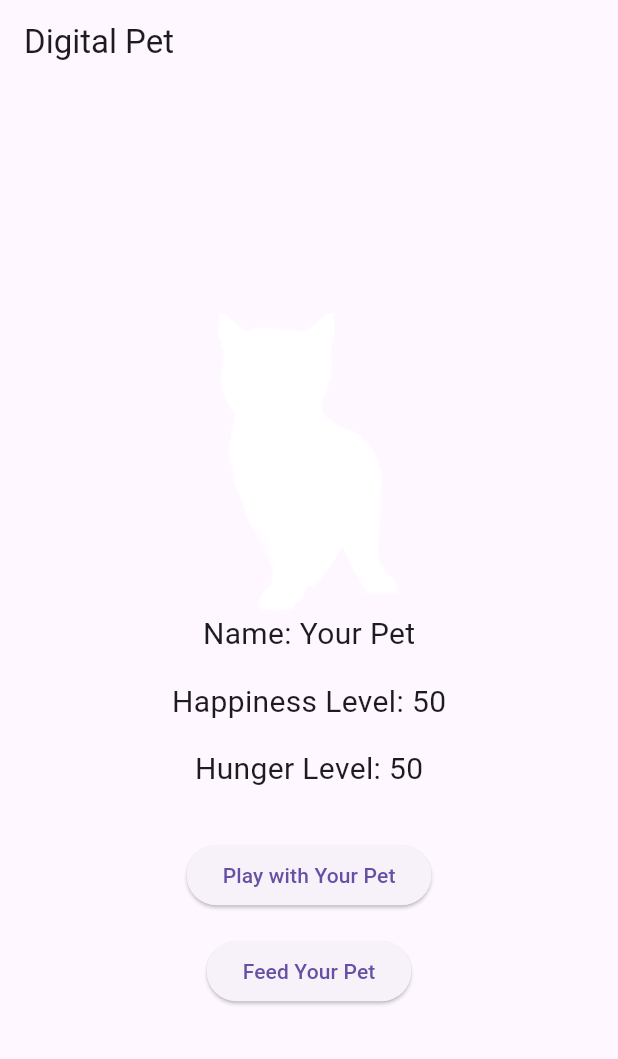
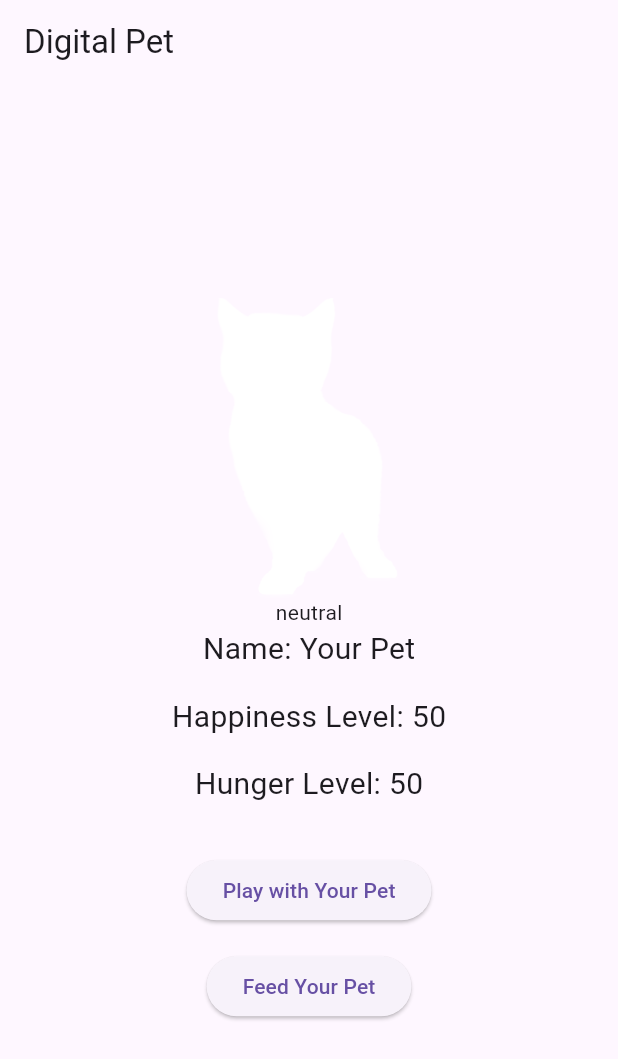
Before and after one commit to divory2/collab_5, a Flutter app: the screen it shows after launch, on a phone screen of 412 x 824 dp. Shown: the top 1059 px of the screen. Run offline on Flutter 3.47's test engine with Material 3 defaults, Android fonts, the phone set to English and light mode, and no system bars.

Commit message:
added text for pet mood

```diff
--- a/lib/main.dart
+++ b/lib/main.dart
@@ -75,6 +75,9 @@
   width: 200,
   height: 200,
   fit: BoxFit.cover, ),
+  Text(
+     happinessLevel> 70?'good': happinessLevel<30?'bad': 'neutral',
+  ),
 Text(
 'Name: $petName',
 style: TextStyle(fontSize: 20.0),
```
